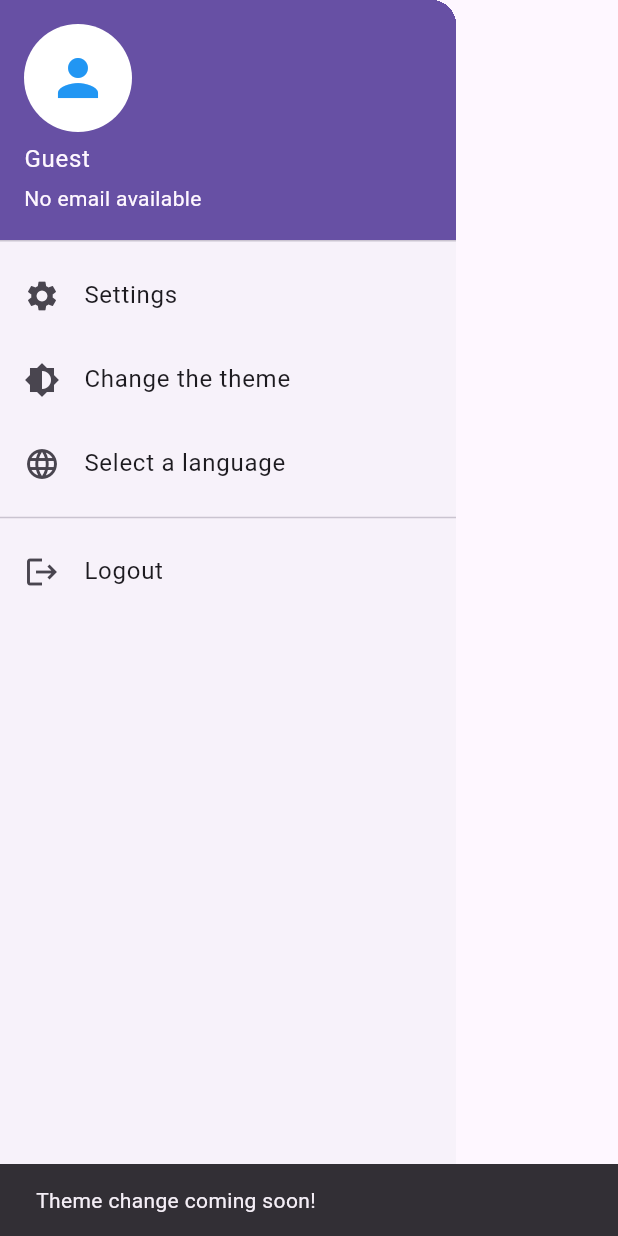
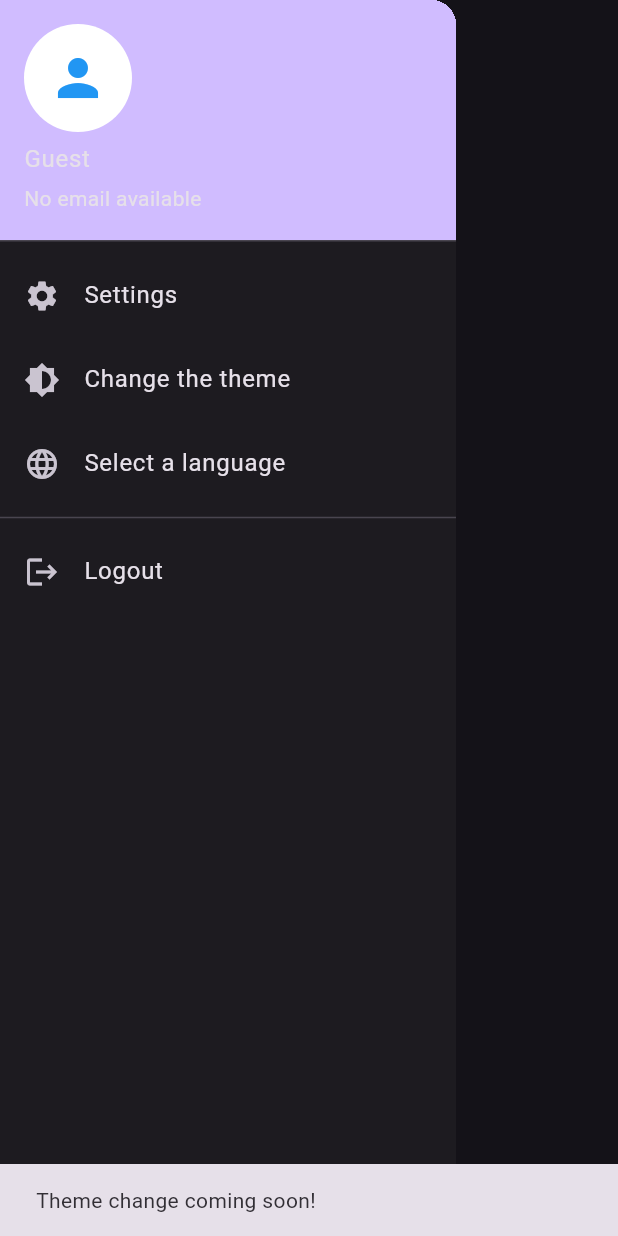
Before and after one commit to Medcheikhna/Revision_flutter, a Flutter app: the CustomDrawer widget shown alone on an empty page, opened directly, after a tap on "Change the theme", on a phone screen of 412 x 824 dp. Run offline on Flutter 3.47's test engine with Material 3 defaults, Android fonts, the phone set to English and light mode, and no system bars; our stand-ins replace flutter_easyloading, go_router, hive_flutter, shared_preferences; accounts and stored records are empty; generated files the repository leaves out were written again; network calls fail.

Commit message:
new version

```diff
--- a/lib/Presentation/Widget/custom_drawer.dart
+++ b/lib/Presentation/Widget/custom_drawer.dart
@@ -31,12 +31,17 @@ class CustomDrawer extends StatelessWidget {
               );
             },
           ),
-          ListTile(
-            leading: const Icon(Icons.brightness_6),
-            title: Text(AppLocalizations.of(context)!.changeTheme),
-            onTap: () {
-              ScaffoldMessenger.of(context).showSnackBar(
-                const SnackBar(content: Text("Theme change coming soon!")),
+          Consumer<LanguageViewModel>(
+            builder: (context, themChange, child) {
+              return ListTile(
+                leading: const Icon(Icons.brightness_6),
+                title: Text(AppLocalizations.of(context)!.changeTheme),
+                onTap: () {
+                  themChange.toggleTheme();
+                  ScaffoldMessenger.of(context).showSnackBar(
+                    const SnackBar(content: Text("Theme change coming soon!")),
+                  );
+                },
               );
             },
           ),
--- a/lib/main.dart
+++ b/lib/main.dart
@@ -26,14 +26,11 @@ void main() async {
   Hive.registerAdapter(UserAdapter());
   await Hive.openBox<User>('users');
 
-  final languageService = LanguageViewModel();
-  await languageService.loadLocale();
-
   runApp(
     MultiProvider(
       providers: [
         ChangeNotifierProvider(create: (_) => UserViewModel()),
-        ChangeNotifierProvider(create: (_) => languageService),
+        ChangeNotifierProvider(create: (_) => LanguageViewModel()),
         ChangeNotifierProvider(create: (_) => AuthViewModel()),
       ],
       child: MyApp(),
@@ -82,7 +79,9 @@ class MyApp extends StatelessWidget {
           routeInformationParser: router.routeInformationParser,
           routeInformationProvider: router.routeInformationProvider,
           title: "User Manage App",
+          themeMode: languageService.themeMode,
           theme: ThemeData.light(),
+          darkTheme: ThemeData.dark(),
           debugShowCheckedModeBanner: false,
           builder: EasyLoading.init(),
           locale: languageService.locale,
--- a/lib/view_model/auth_view_model.dart
+++ b/lib/view_model/auth_view_model.dart
@@ -54,8 +54,8 @@ class AuthViewModel extends ChangeNotifier {
         _errorMessage = "Identifiants incorrects";
       }
     } catch (e) {
-      print("Erreur lors de l'authentification: $e");
-      _errorMessage = "Impossible de se connecter. Vérifiez votre connexion.";
+      print("Authentication error: $e");
+      _errorMessage = "Unable to connect. Check your connection ";
     } finally {
       _isLoading = false;
       notifyListeners();
--- a/lib/view_model/language_view_model.dart
+++ b/lib/view_model/language_view_model.dart
@@ -7,6 +7,13 @@ class LanguageViewModel extends ChangeNotifier {
   Locale _locale = Locale(ui.window.locale.languageCode);
 
   Locale get locale => _locale;
+  ThemeMode _themeMode = ThemeMode.light;
+
+  ThemeMode get themeMode => _themeMode;
+  LanguageViewModel() {
+    loadTheme();
+    loadLocale();
+  }
 
   /// Load saved locale or use device locale
   Future<void> loadLocale() async {
@@ -27,4 +34,19 @@ class LanguageViewModel extends ChangeNotifier {
     _locale = newLocale;
     notifyListeners();
   }
+
+  Future<void> loadTheme() async {
+    final prefs = await SharedPreferences.getInstance();
+    final isDarkMode = prefs.getBool('isDarkMode') ?? false;
+    _themeMode = isDarkMode ? ThemeMode.dark : ThemeMode.light;
+    notifyListeners();
+  }
+
+  Future<void> toggleTheme() async {
+    _themeMode =
+        _themeMode == ThemeMode.light ? ThemeMode.dark : ThemeMode.light;
+    final prefs = await SharedPreferences.getInstance();
+    await prefs.setBool('isDarkMode', _themeMode == ThemeMode.dark);
+    notifyListeners();
+  }
 }
```
Also changed, not shown: 4 other files.
